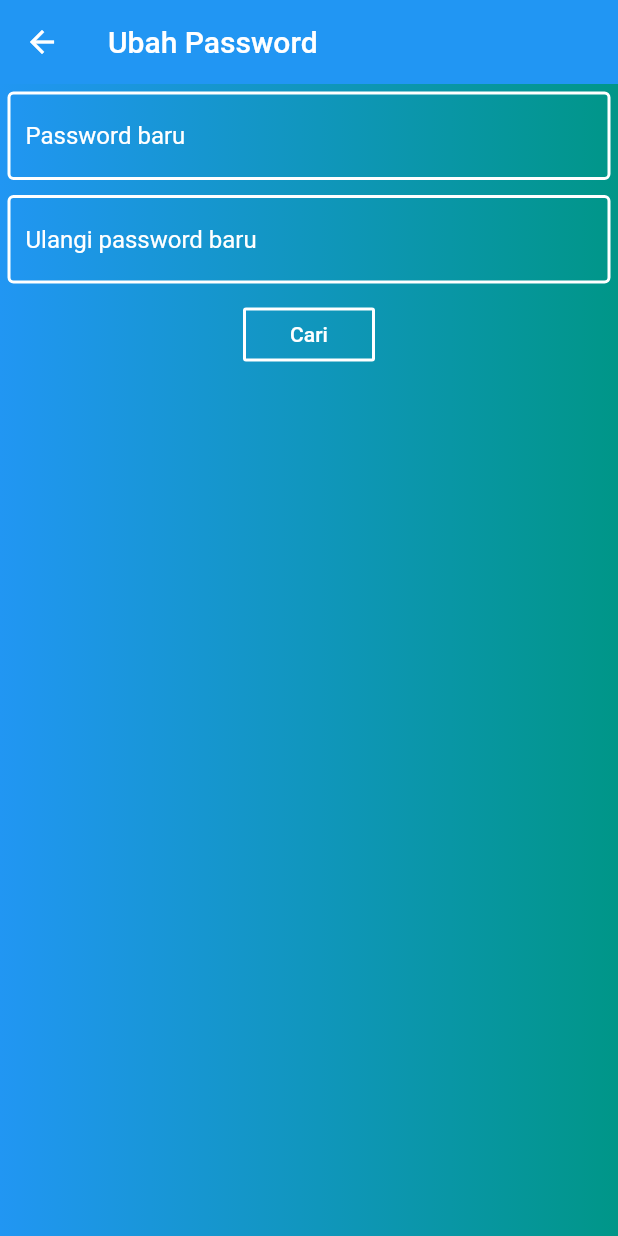
After one commit to wandypurnomo/catet_meter, a Flutter app: the UbahPassword screen opened directly, on a phone screen of 412 x 824 dp. The commit adds this screen. Run offline on Flutter 3.47's test engine with Material 2 defaults, Android fonts, the phone set to English and light mode, and no system bars; our stand-ins replace fluttertoast, geolocator, image_cropper, image_picker, shared_preferences; missing offline and left inert: flutter_mobile_vision; accounts and stored records are empty; statements that could not run were skipped.

Commit message:
add change password

```diff
--- /dev/null
+++ b/lib/screens/pelanggan/ubah_password.dart
@@ -0,0 +1,55 @@
+import 'package:flutter/material.dart';
+
+class UbahPassword extends StatefulWidget {
+  @override
+  _UbahPasswordState createState() => _UbahPasswordState();
+}
+
+class _UbahPasswordState extends State<UbahPassword> {
+  @override
+  Widget build(BuildContext context) {
+    return Scaffold(
+      appBar: AppBar(
+        title: Text("Ubah Password"),
+      ),
+      body: Container(
+        decoration: BoxDecoration(
+          gradient: LinearGradient(
+            colors: [
+              Colors.blue,
+              Colors.teal,
+            ],
+          ),
+        ),
+        padding: EdgeInsets.symmetric(horizontal: 5.0, vertical: 5.0),
+        child: Column(
+          children: <Widget>[
+            TextField(
+              style: TextStyle(color: Colors.white),
+              keyboardType: TextInputType.number,
+              decoration: InputDecoration(hintText: "Password baru"),
+            ),
+            SizedBox(height: 10.0),
+            TextField(
+              style: TextStyle(color: Colors.white),
+              keyboardType: TextInputType.number,
+              decoration: InputDecoration(hintText: "Ulangi password baru"),
+            ),
+            SizedBox(height: 10.0),
+            OutlineButton(
+              borderSide: BorderSide(
+                color: Colors.white,
+                width: 2.0,
+              ),
+              child: Text(
+                "Cari",
+                style: TextStyle(color: Colors.white),
+              ),
+              onPressed: () {},
+            ),
+          ],
+        ),
+      ),
+    );
+  }
+}
--- a/lib/state.dart
+++ b/lib/state.dart
@@ -1,4 +1,5 @@
 import 'package:flutter/widgets.dart';
+import 'package:pdam/utils/helper.dart';
 import 'package:scoped_model/scoped_model.dart';
 import 'repositories.dart' as repo;
 import 'models/pelanggan.dart';
@@ -28,8 +29,10 @@ class State extends Model{
     final x = await repo.login(username, password);
 
     if(x){
+      showToast("Login Berhasil");
       model.isLoggedIn = true;
     }else{
+      showToast("Login Gagal");
       model.isLoggedIn = false;
     }
 
```
Also changed, not shown: lib/repositories.dart (+30 -2 lines), lib/screens/home.dart (+17 -8 lines), pubspec.lock.
